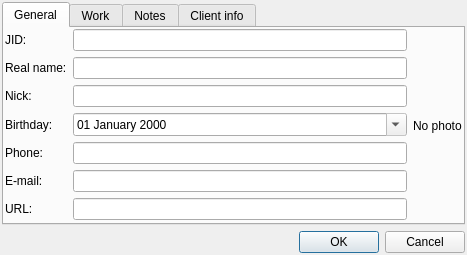
First picture: the form in src/plugins/azoth/plugins/xoox/vcarddialog.ui, repository 0xd34df00d/leechcraft, before the edit.
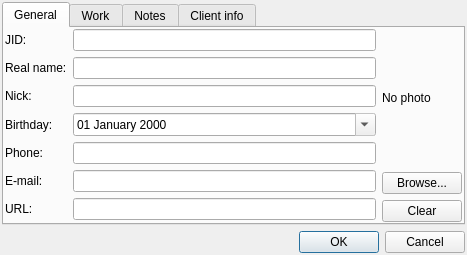
Second picture: the form after the edit.

Commit message: Azoth Xoox: allow to set/clear vcard.

```diff
--- a/src/plugins/azoth/plugins/xoox/vcarddialog.ui
+++ b/src/plugins/azoth/plugins/xoox/vcarddialog.ui
@@ -179,6 +179,20 @@
            </property>
           </spacer>
          </item>
+         <item>
+          <widget class="QPushButton" name="PhotoBrowse_">
+           <property name="text">
+            <string>Browse...</string>
+           </property>
+          </widget>
+         </item>
+         <item>
+          <widget class="QPushButton" name="PhotoClear_">
+           <property name="text">
+            <string>Clear</string>
+           </property>
+          </widget>
+         </item>
         </layout>
        </item>
       </layout>
```
The commit also changes 2 other files.
